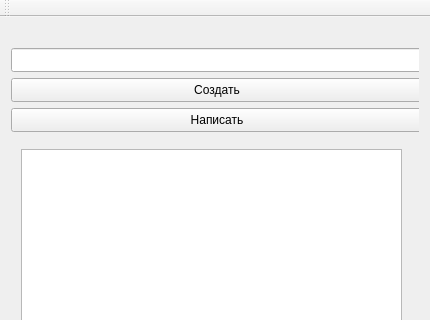
The window that QTMessenger/InterfaceWindow.ui (MisterMax707/QTMessenger) describes before a commit, drawn with Qt 5; both pictures show x 0 to 430 and y 0 to 320 of the 430 by 600 pixel window.
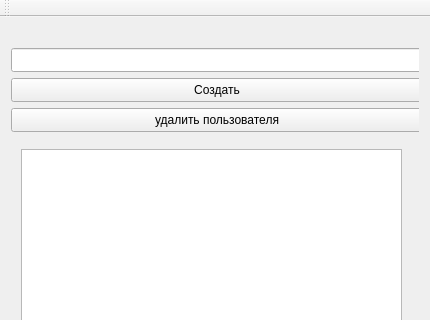
The same window after the commit.

Diff of the .ui file:
```diff
--- a/QTMessenger/InterfaceWindow.ui
+++ b/QTMessenger/InterfaceWindow.ui
@@ -69,7 +69,7 @@
          </rect>
         </property>
         <property name="text">
-         <string>Написать</string>
+         <string>удалить пользователя</string>
         </property>
        </widget>
        <widget class="QListWidget" name="listWidget">
```
